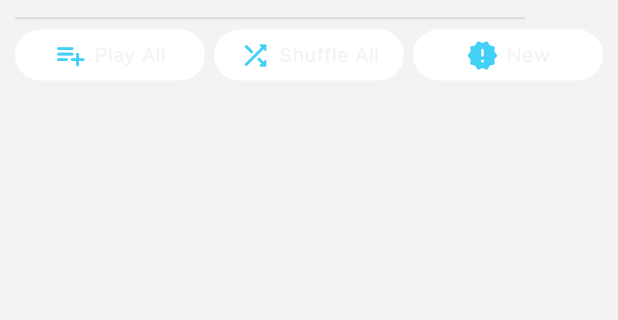
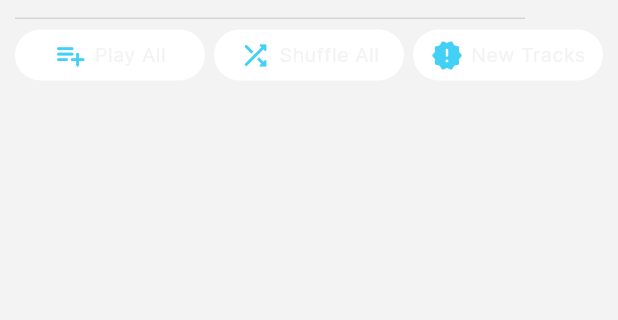
Before and after one commit to Harshit-Sonawala/just_play, a Flutter app: the HomeScreen widget shown alone on an empty page, opened directly with empty values, after a tap on "Play All", on a phone screen of 412 x 824 dp, the part 68-388 px from its top. Run offline on Flutter 3.47's test engine with Material 3 defaults, Android fonts, the phone set to English and light mode, and no system bars; our stand-ins replace device_info_plus, file_picker, flutter_svg, just_audio, just_audio_background, marquee and 4 more; missing offline and left inert: audiotags, restart_app; accounts and stored records are empty; generated files the repository leaves out were written again.

Commit message:
Added HomeScreen AppBar Header Row 2 Functions inside FutureBuilder, AudioPlayerProvider shuffleEnabled state and changeShuffleMode() along with its NowPlayingMenu Shuffle IconButton connection

```diff
--- a/lib/main.dart
+++ b/lib/main.dart
@@ -56,8 +56,6 @@ class _JustPlayState extends State<JustPlay> {
       debugPrint('Main Initializing AudioPlayerProvider');
       await audioPlayerProviderListenFalse.initializeAudioPlayerProvider();
       await audioPlayerProviderListenFalse.initializeSharedPrefs();
-      // TODO: Remove unnecessary auto play next function
-      // audioPlayerProviderListenFalse.autoPlayNextOnTrackCompletion(); // Not async
     }
   }
 
--- a/lib/screens/home_screen.dart
+++ b/lib/screens/home_screen.dart
@@ -144,14 +144,24 @@ class _HomeScreenState extends State<HomeScreen> {
                   ),
                   // const SizedBox(height: 4),
                   // AppBar Header Row 2
-                  Row(
+                  FutureBuilder<List<Track>>(
+                    future: widget.trackListFuture,
+                    builder: (context, snapshot) {
+                      if (snapshot.connectionState == ConnectionState.waiting) {
+                        return Padding(
+                          padding: const EdgeInsets.symmetric(vertical: 5, horizontal: 10),
+                          child: LinearProgressIndicator(),
+                        );
+                      } else if (snapshot.hasData) {
+                        return Row(
                           mainAxisAlignment: MainAxisAlignment.center,
                           crossAxisAlignment: CrossAxisAlignment.center,
                           children: [
                             Expanded(
                               child: CustomElevatedButton(
                                 onPressed: () {
-                            debugPrint('Play All pressed.');
+                                  audioPlayerProviderListenFalse.addAllToPlaylist(snapshot.data!);
+                                  debugPrint('Playing ALL tracks!');
                                 },
                                 padding: const EdgeInsets.symmetric(vertical: 6, horizontal: 8),
                                 borderRadius: 50,
@@ -183,7 +193,8 @@ class _HomeScreenState extends State<HomeScreen> {
                             Expanded(
                               child: CustomElevatedButton(
                                 onPressed: () {
-                            debugPrint('New Tracks pressed.');
+                                  audioPlayerProviderListenFalse.addAllToPlaylist(snapshot.data!.sublist(0, 31));
+                                  debugPrint('Playing 30 Tracks.');
                                 },
                                 padding: const EdgeInsets.symmetric(vertical: 6, horizontal: 8),
                                 borderRadius: 50,
@@ -191,11 +202,24 @@ class _HomeScreenState extends State<HomeScreen> {
                                 icon: Icons.new_releases_rounded,
                                 iconSize: 22,
                                 iconColor: Theme.of(context).colorScheme.secondary,
-                          title: 'New',
+                                title: 'New Tracks',
                                 titleStyle: Theme.of(context).textTheme.bodySmall,
                               ),
                             ),
                           ],
+                        );
+                      } else if (snapshot.hasError) {
+                        debugPrint('HomeScreen Error: ${snapshot.error}');
+                        return Center(
+                          child: Text('HomeScreen Error: ${snapshot.error}'),
+                        );
+                      } else {
+                        debugPrint('HomeScreen Unexpected: $snapshot');
+                        return Center(
+                          child: Text('HomeScreen Unexpected: $snapshot'),
+                        );
+                      }
+                    },
                   ),
                 ],
               ),
```
Also changed, not shown: lib/providers/audio_player_provider.dart (+8 -0 lines), lib/widgets/now_playing_menu.dart (+8 -2 lines). Lines whose indentation alone changed are shown as unchanged.
